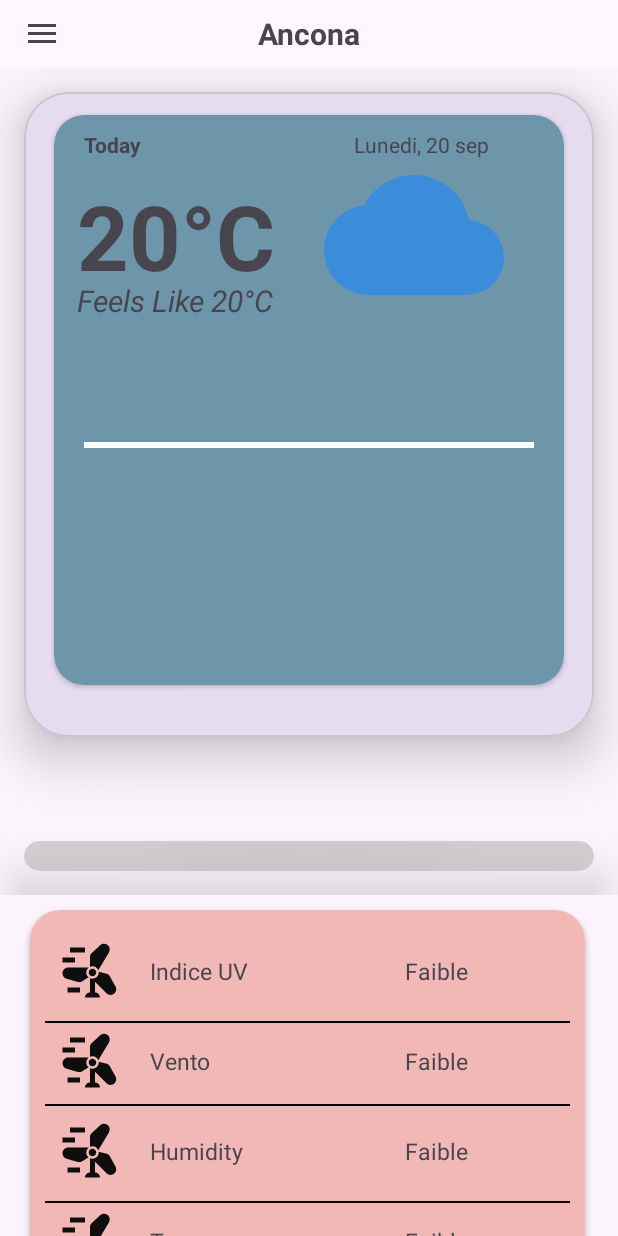
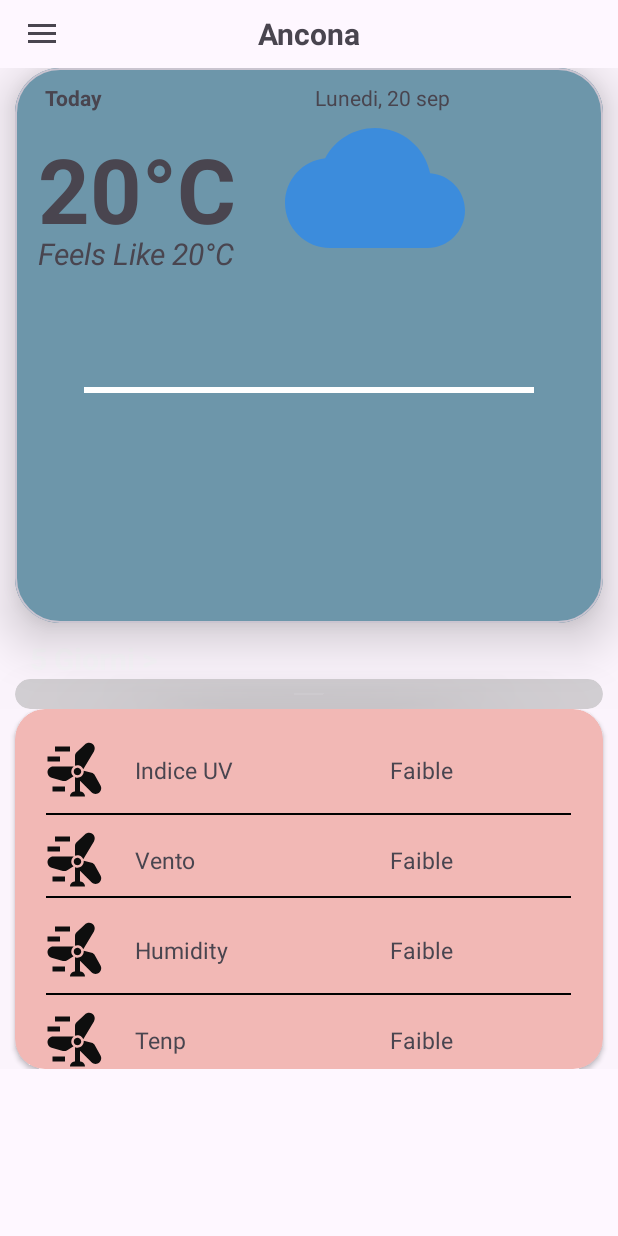
Before and after one commit to toyemryan/MeteoApp, an Android app: the screen it shows after launch once a user with an empty profile is signed in (MainActivity), on a phone screen of 412 x 824 dp. Run offline under Robolectric (Android 15) with nearby library versions, the phone set to English and light mode, and no system bars; our stand-ins replace Firebase (no records; nobody signed in at launch, a user with empty details on screens opened directly), data binding, navigation-ui.

```diff
--- a/app/src/main/AndroidManifest.xml
+++ b/app/src/main/AndroidManifest.xml
@@ -31,6 +31,11 @@
             android:label="@string/title_activity_main_login"
             android:theme="@style/AppTheme" />
         <activity
+            android:name=".setting.SettingActivity"
+            android:exported="false"
+            android:label="@string/title_activity_setting"
+            android:theme="@style/AppTheme" />
+        <activity
             android:name=".MainActivity"
             android:exported="true"
             android:label="MeteoApp"
--- a/app/src/main/res/layout/fragment_main_meteo.xml
+++ b/app/src/main/res/layout/fragment_main_meteo.xml
@@ -22,33 +22,28 @@
                 android:background="@color/cardview_shadow_end_color"
                 android:orientation="vertical">
 
-                <RelativeLayout
-                    android:layout_width="match_parent"
-                    android:layout_height="wrap_content">
 
                     <com.google.android.material.card.MaterialCardView
                         android:id="@+id/materialCard"
                         android:layout_width="match_parent"
                         android:layout_height="wrap_content"
-                        android:layout_margin="16dp"
+                        android:layout_marginStart="10dp"
+                        android:layout_marginEnd="10dp"
                         app:cardElevation="20dp"
-                        app:cardCornerRadius="30dp"
-                        >
+                        app:cardCornerRadius="30dp">
 
                         <LinearLayout
                             android:layout_width="match_parent"
-                            android:layout_height="430dp"
+                            android:layout_height="wrap_content"
                             android:orientation="vertical">
 
 
 
                             <androidx.cardview.widget.CardView
-                                android:layout_width="340dp"
-                                android:layout_height="380dp"
-                                android:layout_marginLeft="20dp"
+                                android:layout_width="match_parent"
+                                android:layout_height="wrap_content"
                                 app:cardBackgroundColor="@color/home"
-                                app:cardCornerRadius="20dp"
-                                android:layout_marginTop="15dp">
+                                app:cardCornerRadius="20dp">
 
                                 <TextView
                                     android:id="@+id/date"
@@ -56,14 +51,14 @@
                                     android:layout_height="20dp"
                                     android:layout_marginTop="10dp"
                                     android:text="Lunedi, 20 sep"
-                                    android:layout_marginLeft="200dp"/>
+                                    android:layout_marginStart="200dp"/>
 
                                 <ImageView
                                     android:id="@+id/mainImage"
                                     android:layout_width="120dp"
                                     android:layout_height="120dp"
                                     android:src="@drawable/cloud"
-                                    android:layout_marginLeft="180dp"
+                                    android:layout_marginStart="180dp"
                                     android:layout_marginTop="20dp"/>
 
                                 <TextView
@@ -73,7 +68,7 @@
                                     android:layout_marginTop="10dp"
                                     android:text="Today"
                                     android:textStyle="bold"
-                                    android:layout_marginLeft="20dp"/>
+                                    android:layout_marginStart="20dp"/>
 
 
                                 <TextView
@@ -82,9 +77,9 @@
                                     android:layout_height="100dp"
                                     android:layout_marginTop="40dp"
                                     android:text="20°C"
-                                    android:textSize="60dp"
+                                    android:textSize="60sp"
                                     android:textStyle="bold"
-                                    android:layout_marginLeft="15dp"/>
+                                    android:layout_marginStart="15dp"/>
 
                                 <TextView
                                     android:id="@+id/feel_like"
@@ -92,9 +87,9 @@
                                     android:layout_height="30dp"
                                     android:layout_marginTop="110dp"
                                     android:text="Feels Like 20°C"
-                                    android:textSize="20dp"
+                                    android:textSize="20sp"
                                     android:textStyle="italic"
-                                    android:layout_marginLeft="15dp"/>
+                                    android:layout_marginStart="15dp"/>
 
                                 <View
                                     android:layout_width="300dp"
@@ -118,14 +113,6 @@
 
                             </androidx.cardview.widget.CardView>
 
-                            <LinearLayout
-                                android:layout_width="match_parent"
-                                android:layout_height="wrap_content"
-                                android:layout_gravity="bottom"
-                                android:layout_marginStart="4dp"
-                                android:orientation="horizontal">
-
-                            </LinearLayout>
                         </LinearLayout>
                     </com.google.android.material.card.MaterialCardView>
 
@@ -148,17 +135,18 @@
                                 android:layout_height="wrap_content"
                                 android:drawablePadding="6dp"
                                 android:text="5 Giorni >"
-                                android:layout_marginRight="30dp"
-                                android:layout_marginLeft="20dp"
+                                android:layout_marginEnd="30dp"
+                                android:layout_marginStart="20dp"
                                 android:textColor="@color/write"
                                 android:textSize="20sp"
                                 android:textStyle="bold" />
                         </LinearLayout>
 
                         <androidx.cardview.widget.CardView
-                            android:layout_margin="16dp"
                             android:layout_width="match_parent"
                             android:layout_height="wrap_content"
+                            android:layout_marginStart="10dp"
+                            android:layout_marginEnd="10dp"
                             app:cardElevation="20dp"
                             android:backgroundTint="#80A9A9A9"
 
@@ -182,10 +170,10 @@
                         android:layout_below="@+id/five">
 
                         <androidx.cardview.widget.CardView
-                            android:layout_width="370dp"
-                            android:layout_height="250dp"
-                            android:layout_marginLeft="20dp"
-                            android:layout_marginTop="10dp"
+                            android:layout_width="match_parent"
+                            android:layout_height="wrap_content"
+                            android:layout_marginStart="10dp"
+                            android:layout_marginEnd="10dp"
                             app:cardCornerRadius="20dp"
                             android:paddingEnd="50dp"
                             app:cardBackgroundColor="@color/md_theme_dark_error"
@@ -194,7 +182,7 @@
                             <ImageView
                                 android:layout_width="40dp"
                                 android:layout_height="40dp"
-                                android:layout_marginLeft="20dp"
+                                android:layout_marginStart="20dp"
                                 android:layout_marginTop="20dp"
                                 android:src="@drawable/ic_wind"/>
 
@@ -203,8 +191,8 @@
                                 android:layout_width="150dp"
                                 android:layout_height="30dp"
                                 android:layout_marginTop="30dp"
-                                android:layout_marginLeft="80dp"
-                                android:textSize="15dp"
+                                android:layout_marginStart="80dp"
+                                android:textSize="15sp"
                                 android:text="Indice UV"/>
 
                             <TextView
@@ -212,8 +200,8 @@
                                 android:layout_width="110dp"
                                 android:layout_height="30dp"
                                 android:layout_marginTop="30dp"
-                                android:layout_marginLeft="250dp"
-                                android:textSize="15dp"
+                                android:layout_marginStart="250dp"
+                                android:textSize="15sp"
                                 android:text="Faible"/>
 
 
@@ -230,7 +218,7 @@
                             <ImageView
                                 android:layout_width="40dp"
                                 android:layout_height="40dp"
-                                android:layout_marginLeft="20dp"
+                                android:layout_marginStart="20dp"
                                 android:layout_marginTop="80dp"
                                 android:src="@drawable/ic_wind"/>
 
@@ -239,8 +227,8 @@
                                 android:layout_width="150dp"
                                 android:layout_height="30dp"
                                 android:layout_marginTop="90dp"
-                                android:layout_marginLeft="80dp"
-                                android:textSize="15dp"
+                                android:layout_marginStart="80dp"
+                                android:textSize="15sp"
                                 android:text="Vento"/>
 
                             <TextView
@@ -248,8 +236,8 @@
                                 android:layout_width="110dp"
                                 android:layout_height="30dp"
                                 android:layout_marginTop="90dp"
-                                android:layout_marginLeft="250dp"
-                                android:textSize="15dp"
+                                android:layout_marginStart="250dp"
+                                android:textSize="15sp"
                                 android:text="Faible"/>
 
 
@@ -266,7 +254,7 @@
                             <ImageView
                                 android:layout_width="40dp"
                                 android:layout_height="40dp"
-                                android:layout_marginLeft="20dp"
+                                android:layout_marginStart="20dp"
                                 android:layout_marginTop="140dp"
                                 android:src="@drawable/ic_wind"/>
                             <TextView
@@ -274,8 +262,8 @@
                                 android:layout_width="150dp"
                                 android:layout_height="30dp"
                                 android:layout_marginTop="150dp"
-                                android:layout_marginLeft="80dp"
-                                android:textSize="15dp"
+                                android:layout_marginStart="80dp"
+                                android:textSize="15sp"
                                 android:text="Humidity"/>
 
                             <TextView
@@ -283,8 +271,8 @@
                                 android:layout_width="110dp"
                                 android:layout_height="30dp"
                                 android:layout_marginTop="150dp"
-                                android:layout_marginLeft="250dp"
-                                android:textSize="15dp"
+                                android:layout_marginStart="250dp"
+                                android:textSize="15sp"
                                 android:text="Faible"/>
 
                             <View
@@ -300,7 +288,7 @@
                             <ImageView
                                 android:layout_width="40dp"
                                 android:layout_height="40dp"
-                                android:layout_marginLeft="20dp"
+                                android:layout_marginStart="20dp"
                                 android:layout_marginTop="200dp"
                                 android:src="@drawable/ic_wind"/>
                             <TextView
@@ -308,8 +296,8 @@
                                 android:layout_width="150dp"
                                 android:layout_height="30dp"
                                 android:layout_marginTop="210dp"
-                                android:layout_marginLeft="80dp"
-                                android:textSize="15dp"
+                                android:layout_marginStart="80dp"
+                                android:textSize="15sp"
                                 android:text="Tenp"/>
 
                             <TextView
@@ -317,13 +305,12 @@
                                 android:layout_width="110dp"
                                 android:layout_height="30dp"
                                 android:layout_marginTop="210dp"
-                                android:layout_marginLeft="250dp"
-                                android:textSize="15dp"
+                                android:layout_marginStart="250dp"
+                                android:textSize="15sp"
                                 android:text="Faible"/>
 
                         </androidx.cardview.widget.CardView>
                     </LinearLayout>
-                </RelativeLayout>
 
             </LinearLayout>
         </ScrollView>
```
